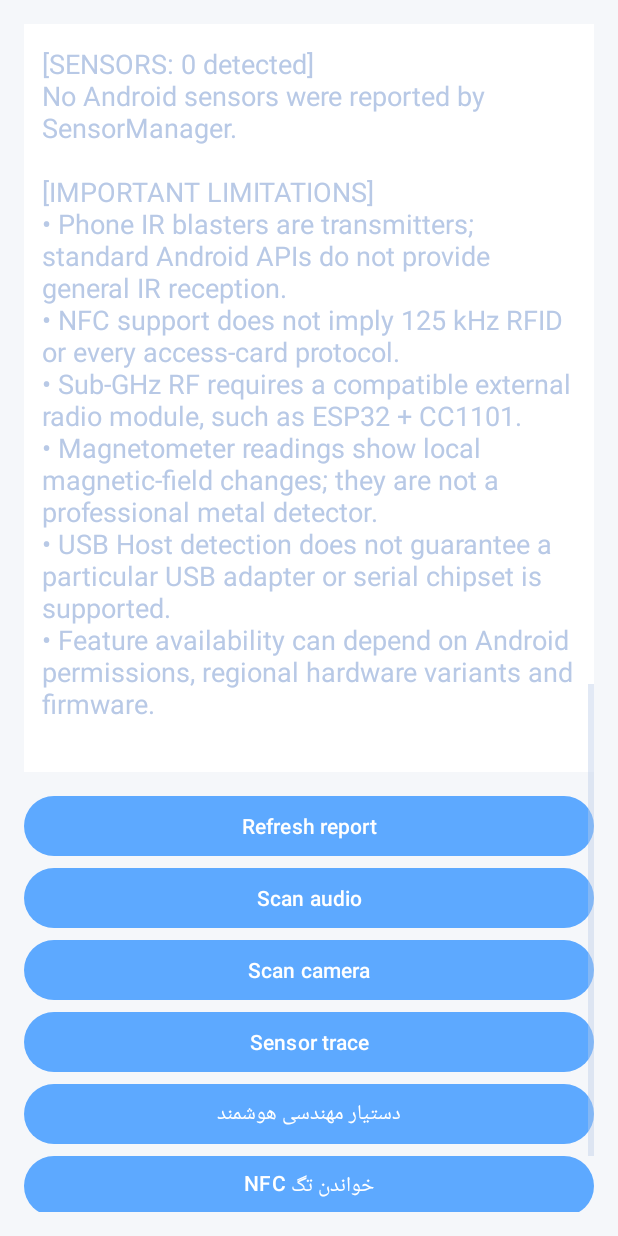
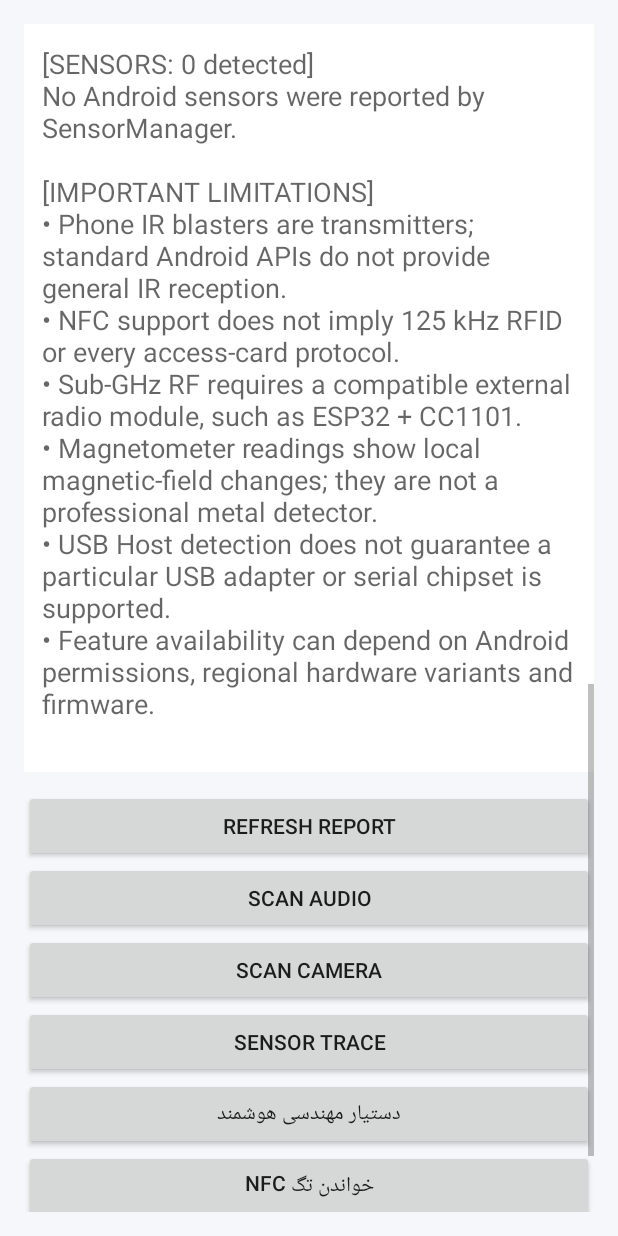
Before and after one commit to naserhajipour/phone-flipper, an Android app: the screen it shows after launch (MainActivity), scrolled down 1153 dp, on a phone screen of 412 x 824 dp. Run offline under Robolectric (Android 15) with nearby library versions, the phone set to English and light mode, and no system bars.

Commit message:
Use AppCompat theme supported by current dependencies

```diff
--- a/app/src/main/res/values/themes.xml
+++ b/app/src/main/res/values/themes.xml
@@ -1,13 +1,8 @@
-<resources xmlns:tools="http://schemas.android.com/tools">
-    <style name="Theme.PhoneFlipper" parent="Theme.Material3.DayNight.NoActionBar">
-        <item name="android:statusBarColor">@color/bg_main</item>
-        <item name="android:navigationBarColor">@color/bg_main</item>
-        <item name="android:windowBackground">@color/bg_main</item>
-        <item name="colorPrimary">@color/accent_blue</item>
-        <item name="colorSecondary">@color/accent_green</item>
-        <item name="colorSurface">@color/bg_card</item>
-        <item name="colorOnSurface">@color/text_primary</item>
-        <item name="android:textColorPrimary">@color/text_primary</item>
-        <item name="android:textColorSecondary">@color/text_secondary</item>
+<resources>
+    <style name="Theme.PhoneFlipper" parent="Theme.AppCompat.Light.NoActionBar">
+        <item name="android:statusBarColor">#101827</item>
+        <item name="android:navigationBarColor">#101827</item>
+        <item name="android:windowBackground">#F5F7FA</item>
+        <item name="colorAccent">#2478D4</item>
     </style>
 </resources>
```
